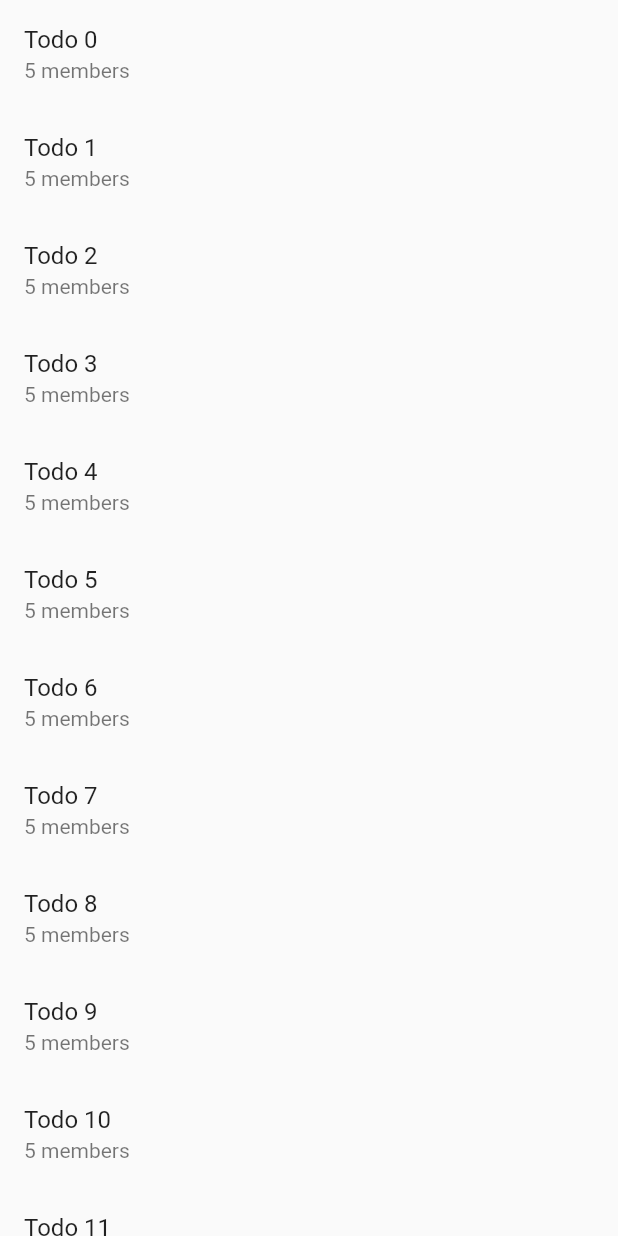
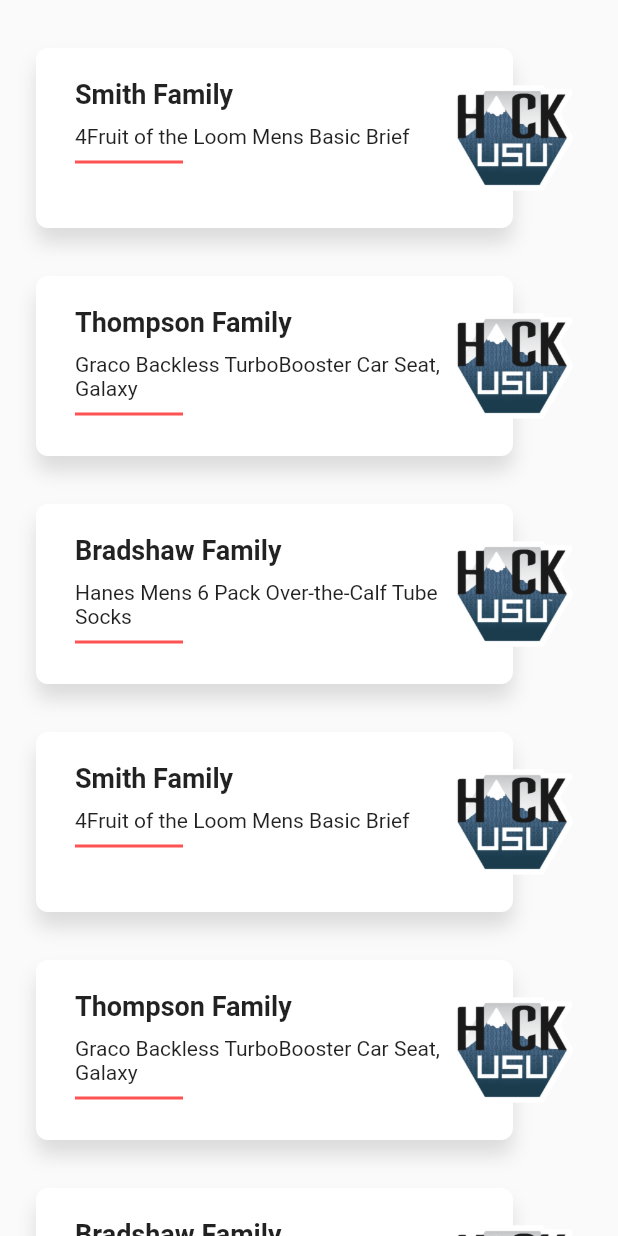
Before and after one commit to dshareit/HackUSU2017, a Flutter app: the SecondPage widget shown alone on an empty page, opened directly, on a phone screen of 412 x 824 dp. Run offline on Flutter 3.47's test engine with Material 2 defaults, Android fonts, the phone set to English and light mode, and no system bars; our stand-ins replace firebase_analytics, firebase_auth, firebase_database, google_sign_in; accounts and stored records are empty.

Commit message:
Manipulated the shit out of the list view

```diff
--- a/lib/secondPage.dart
+++ b/lib/secondPage.dart
@@ -30,106 +30,141 @@
   @override
   Widget build(BuildContext context) {
     // TODO: implement build
-    return new Scaffold(
-      body: new RefreshIndicator(
-        child: new ListView.builder(itemBuilder: _itemBuilder),
-        onRefresh: _onRefresh
+    return new Column(
+      children: <Widget>[
+        new Expanded(
+            child: new ListView.builder(
+                itemBuilder: (context, index) => new ResultCard(resultList[index]),
+              itemCount: resultList.length,
+              padding: new EdgeInsets.symmetric(vertical: 16.0),
             ),
+          ),
+      ],
     );
-  }
-
-  Future<Null> _onRefresh() {
-    Completer<Null> completer = new Completer<Null>();
-
-    Timer timer = new Timer(new Duration(seconds: 3), () {completer.complete();});
-
-    return completer.future;
-  }
-
-  Widget _itemBuilder(BuildContext context, int index){
-    Todo todo =  getTodo(index);
-    return new TodoItemWidget(todo: todo);
-  }
-
-  Todo getTodo(int index){
-    return new Todo(false, "Todo $index");
   }
 }
 
-class TodoItemWidget extends StatefulWidget{
-  TodoItemWidget({Key, key, this.todo}) : super(key: key);
+class Results{
+  final String family;
+  final String gift;
+  final String giftIcons;
+  final List<String> gifts;
 
-  final Todo todo;
+  const Results({
+    this.family,
+    this.gift,
+    this.giftIcons,
+    this.gifts
+});
+}
+
+
+List<Results> resultList = [
+  const Results(
+    family: 'Smith Family',
+    gift: '4Fruit of the Loom Mens Basic Brief',
+    giftIcons: "assets/HackUSUEvent.png",
+    gifts: const ["Bike", "tablet", "Huntsman Hall"],
+  ),
+  const Results(
+    family: 'Thompson Family',
+    gift: 'Graco Backless TurboBooster Car Seat, Galaxy',
+    giftIcons: "assets/HackUSUEvent.png",
+    gifts: const["trophy", "bubbles", "rockstars"],
+  ),
+  const Results(
+    family: 'Bradshaw Family',
+    gift: 'Hanes Mens 6 Pack Over-the-Calf Tube Socks',
+    giftIcons: "assets/HackUSUEvent.png",
+    gifts: const ["Candy", "more candy", "pumkins"],
+  ),
+  const Results(
+    family: 'Smith Family',
+    gift: '4Fruit of the Loom Mens Basic Brief',
+    giftIcons: "assets/HackUSUEvent.png",
+    gifts: const ["Bike", "tablet", "Huntsman Hall"],
+  ),
+  const Results(
+    family: 'Thompson Family',
+    gift: 'Graco Backless TurboBooster Car Seat, Galaxy',
+    giftIcons: "assets/HackUSUEvent.png",
+    gifts: const["trophy", "bubbles", "rockstars"],
+  ),
+  const Results(
+    family: 'Bradshaw Family',
+    gift: 'Hanes Mens 6 Pack Over-the-Calf Tube Socks',
+    giftIcons: "assets/HackUSUEvent.png",
+    gifts: const ["Candy", "more candy", "pumkins"],
+  )
+];
+
+class ResultCard extends StatelessWidget{
+  final Results results;
+
+  ResultCard(this.results);
 
   @override
-  _TodoItemWidgetState createState() => new _TodoItemWidgetState();
-}
+  Widget build(BuildContext context){
+    final imageHolder = new Container(
+      margin: new EdgeInsets.symmetric(
+          vertical: 20.0
+      ),
+      alignment: FractionalOffset.centerRight,
+      child: new Image(
+        image: new AssetImage(results.giftIcons),
+        height: 92.0,
+        width: 92.0,
+      ),
+    );
 
-class _TodoItemWidgetState extends State<TodoItemWidget>{
-  @override
-
-  Widget build(BuildContext context){
-    return new ListTile(
-      title: new Text(widget.todo.name),
-      subtitle: new Text("5 members"),
-      onTap: _onTap,
-    );
-  }
-
-  void _onTap(){
-    Route route = new MaterialPageRoute(
-      settings: new RouteSettings(name: "/todos/todo"),
-      builder: (BuildContext context) => new TodoPage(todo: widget.todo),
-      );
-    Navigator.of(context).push(route);
-  }
-}
-
-class TodoPage extends StatefulWidget{
-  TodoPage({Key key, this.todo}) : super(key: key);
-
-  final Todo todo;
-
-  @override
-  _TodoPageState createState() => new _TodoPageState();
-}
-
-class _TodoPageState extends State<TodoPage> {
-  @override
-  Widget build(BuildContext context){
-    var _children = <Widget>[
-      new Expanded(
+    final resultInfoContent = new Container(
+      margin: new EdgeInsets.fromLTRB(26.0, 16.0, 36.0, 16.0),
+      constraints: new BoxConstraints.expand(),
       child: new Column(
         crossAxisAlignment: CrossAxisAlignment.start,
-              children: [
+        children: <Widget>[
+          new Container(height: 4.0),
+          new Text(results.family, style: new TextStyle(fontSize: 18.0, fontWeight: FontWeight.bold)),
+          new Container(height: 10.0),
+          new Text(results.gift, style: new TextStyle(fontWeight: FontWeight.w400)),
           new Container(
-                  padding: const EdgeInsets.only(bottom: 8.0),
-                  child: new Text(
-                    'Oeschinen Lake Campground',
-                    style: new TextStyle(
-                      fontWeight: FontWeight.bold,
-                    ),
-                  ),
-                ),
-                new Text(
-                  'Kandersteg, Switzerland',
-                  style: new TextStyle(
-                    color: Colors.grey[500],
-                  ),
+              margin: new EdgeInsets.symmetric(vertical: 8.0),
+              height: 2.0,
+              width: 72.0,
+              color: Colors.redAccent
           ),
         ],
       ),
+    );
+
+    final resultInfo = new Container(
+      child: resultInfoContent,
+      height: 124.0,
+      margin: new EdgeInsets.only(right: 46.0),
+      decoration: new BoxDecoration(
+        color: Colors.white,
+        shape: BoxShape.rectangle,
+        borderRadius: new BorderRadius.circular(8.0),
+        boxShadow: <BoxShadow>[
+          new BoxShadow(
+            color: Colors.black12,
+            blurRadius: 10.0,
+            offset: new Offset(0.0, 10.0),
           ),
-          new Icon(
-            Icons.star,
-            color: Colors.red[500],
+        ],
       ),
-          new Text('41'),
-    ];
-    return new Scaffold(
-      appBar: new AppBar(title: new Text("Help Us")),
-      body: new Column(
-        children: _children,
+    );
+    return new Container(
+      height: 120.0,
+      margin: const EdgeInsets.symmetric(
+          vertical: 16.0,
+          horizontal: 24.0,
+      ),
+      child: new Stack(
+        children: <Widget>[
+          resultInfo,
+          imageHolder
+        ],
       ),
     );
   }
```
Lines whose indentation alone changed are shown as unchanged.
